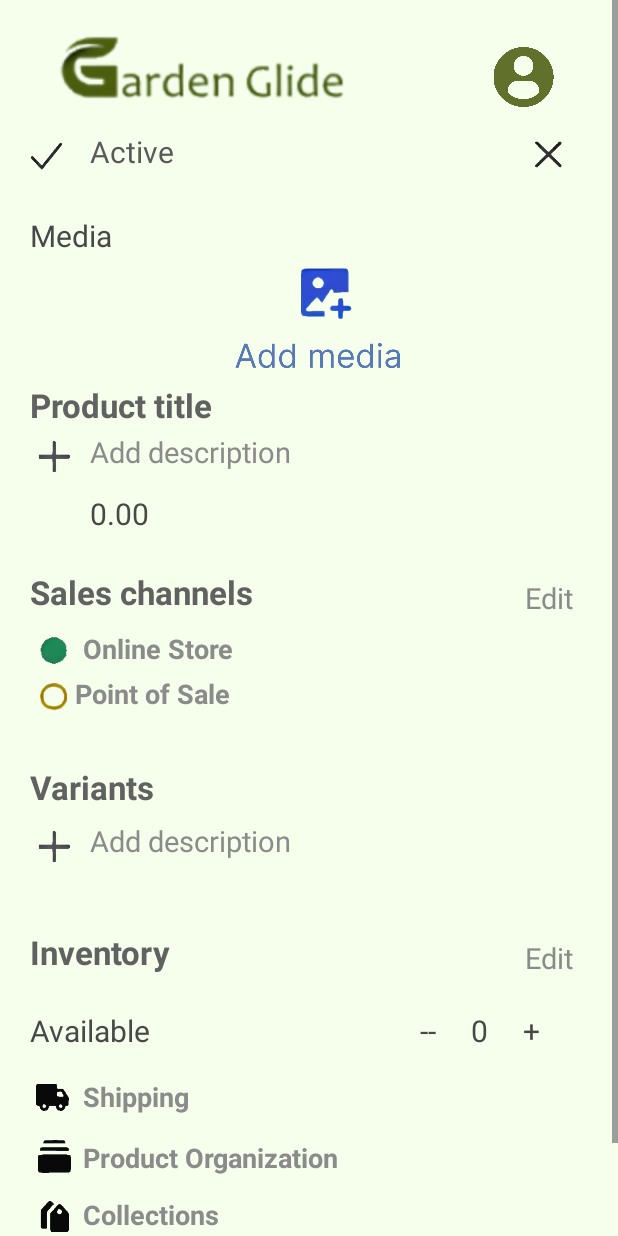
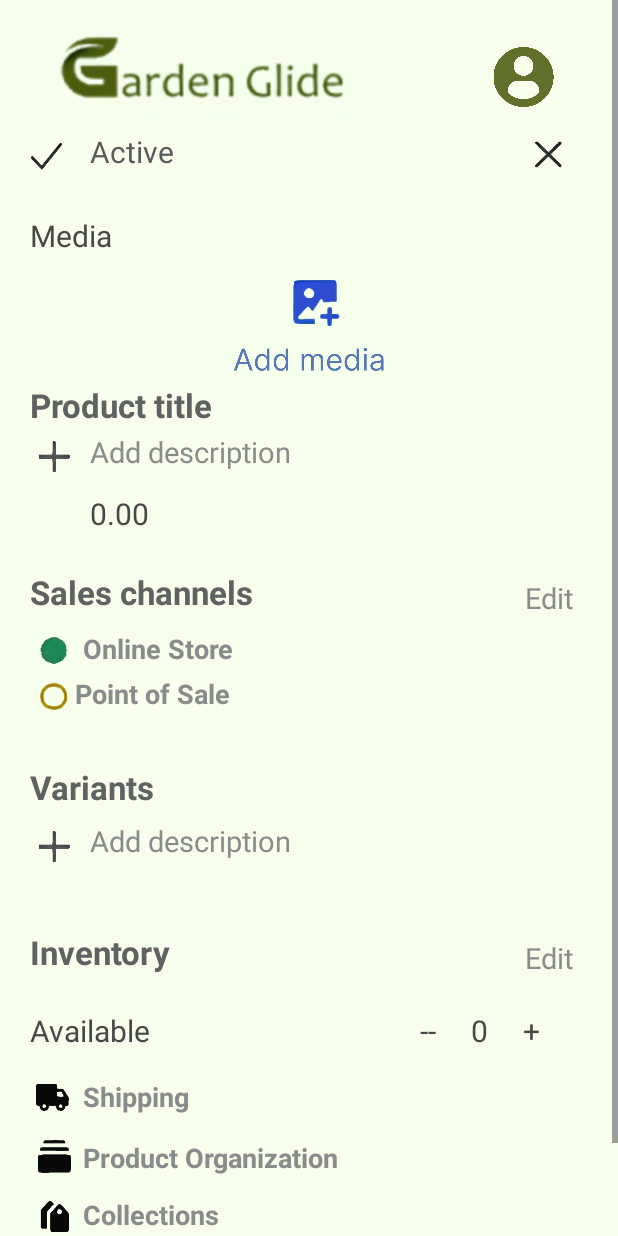
Before and after one commit to AxeMello/Garden_Glide, an Android app: the AddproductActivity screen opened directly, with no data from a screen before it, on a phone screen of 412 x 824 dp. Run offline under Robolectric (Android 15) with nearby library versions, the phone set to English and light mode, and no system bars; Roboto replaces fonts that are not available here.

Commit message:
final 0.1

```diff
--- a/app/src/main/res/layout/activity_addproduct.xml
+++ b/app/src/main/res/layout/activity_addproduct.xml
@@ -88,8 +88,8 @@
 
     <ImageView
         android:id="@+id/addimage"
-        android:layout_width="124dp"
-        android:layout_height="80dp"
+        android:layout_width="112dp"
+        android:layout_height="90dp"
         android:layout_marginTop="170dp"
         android:layout_marginStart="150dp"
         android:layout_marginEnd="34dp"
```
Also changed, not shown: app/src/main/java/com/axe/gardenglide/AddproductActivity.java (+43 -9 lines).
